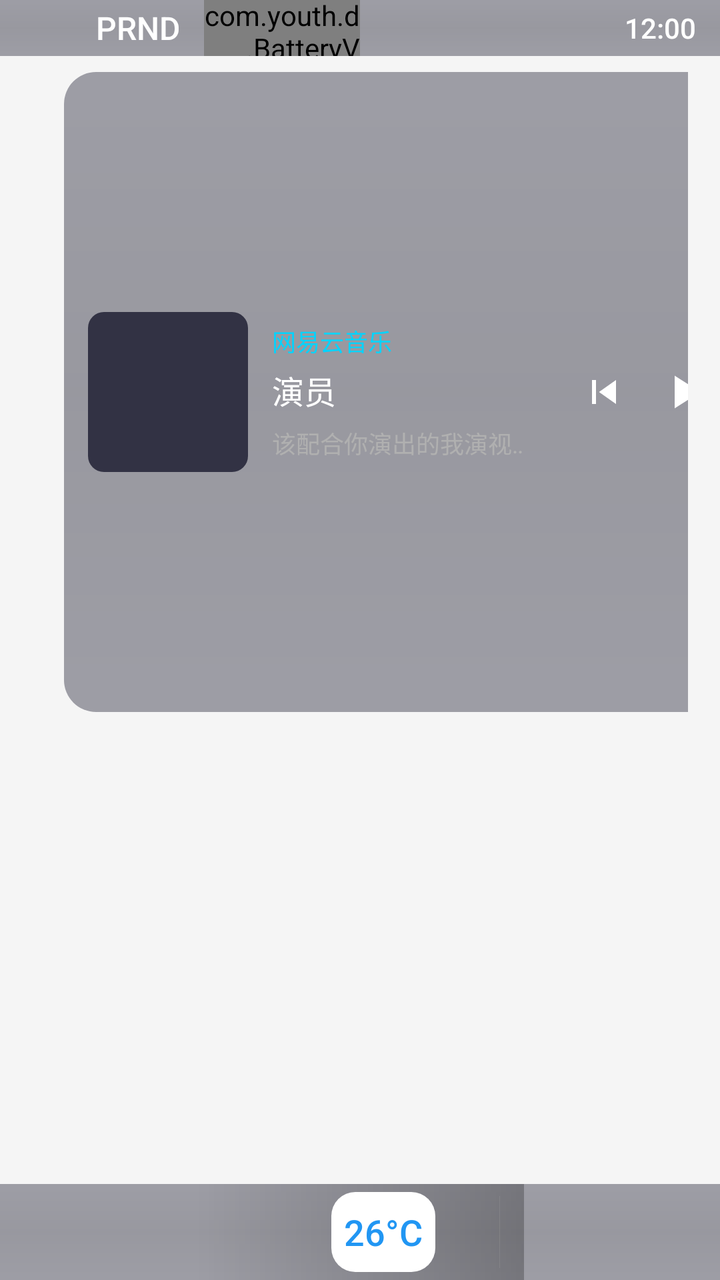
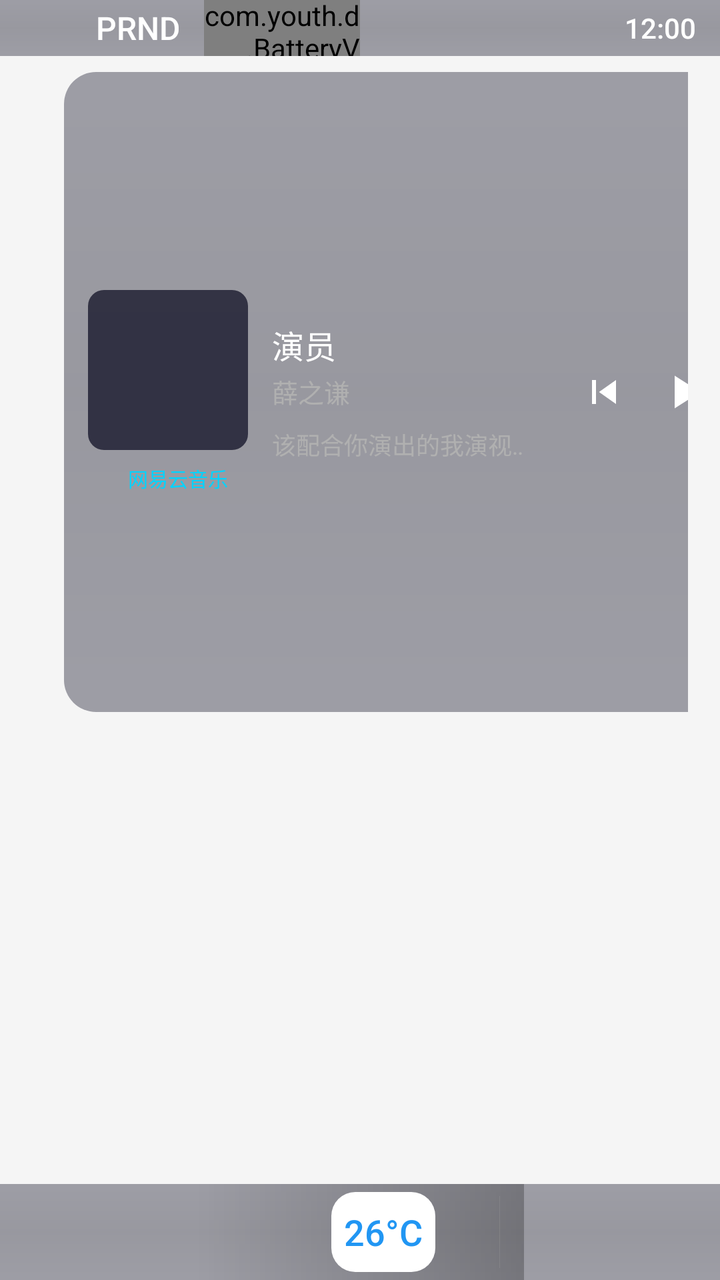

Screens rendered from an Android XML layout before and after an edit, with the pre-edit source and the edit as a unified diff.
<!-- AndroidManifest.xml: activity theme Theme.YouthDesktop -->
<!-- res/layout/activity_main.xml -->
<?xml version="1.0" encoding="utf-8"?>
<FrameLayout xmlns:android="http://schemas.android.com/apk/res/android"
    android:id="@+id/desktop_container"
    android:layout_width="match_parent"
    android:layout_height="match_parent"
    android:background="@color/desktop_wallpaper_default">

    <LinearLayout
        android:layout_width="match_parent"
        android:layout_height="match_parent"
        android:orientation="vertical">

        
        <LinearLayout
            android:id="@+id/status_bar"
            android:layout_width="match_parent"
            android:layout_height="28dp"
            android:background="@drawable/statusbar_background_dark"
            android:gravity="center_vertical"
            android:orientation="horizontal"
            android:paddingStart="12dp"
            android:paddingEnd="12dp">

        
        <LinearLayout
            android:layout_width="0dp"
            android:layout_height="match_parent"
            android:layout_weight="1"
            android:orientation="horizontal"
            android:gravity="center_vertical">

            
            <ImageView
                android:id="@+id/img_voice_assistant"
                android:layout_width="28dp"
                android:layout_height="28dp"
                android:scaleType="fitCenter" />

            <View
                android:layout_width="8dp"
                android:layout_height="0dp" />

            
            <LinearLayout
                android:id="@+id/gear_display"
                android:layout_width="wrap_content"
                android:layout_height="wrap_content"
                android:orientation="horizontal"
                android:gravity="center_vertical">

                <TextView
                    android:id="@+id/text_gear_p"
                    android:layout_width="wrap_content"
                    android:layout_height="wrap_content"
                    android:text="P"
                    android:textSize="16sp"
                    android:textColor="@color/dark_tech_text"
                    android:fontFamily="sans-serif-medium" />

                <TextView
                    android:id="@+id/text_gear_r"
                    android:layout_width="wrap_content"
                    android:layout_height="wrap_content"
                    android:text="R"
                    android:textSize="16sp"
                    android:textColor="@color/dark_tech_text"
                    android:fontFamily="sans-serif-medium" />

                <TextView
                    android:id="@+id/text_gear_n"
                    android:layout_width="wrap_content"
                    android:layout_height="wrap_content"
                    android:text="N"
                    android:textSize="16sp"
                    android:textColor="@color/dark_tech_text"
                    android:fontFamily="sans-serif-medium" />

                <TextView
                    android:id="@+id/text_gear_d"
                    android:layout_width="wrap_content"
                    android:layout_height="wrap_content"
                    android:text="D"
                    android:textSize="16sp"
                    android:textColor="@color/dark_tech_text"
                    android:fontFamily="sans-serif-medium" />
            </LinearLayout>

            <View
                android:layout_width="12dp"
                android:layout_height="0dp" />

            
            <com.youth.desktop.BatteryView
                android:id="@+id/battery_view"
                android:layout_width="120dp"
                android:layout_height="32dp" />
        </LinearLayout>

        
        <LinearLayout
            android:layout_width="0dp"
            android:layout_height="match_parent"
            android:layout_weight="1"
            android:orientation="horizontal"
            android:gravity="end|center_vertical">

            
            <ImageView
                android:id="@+id/img_wifi"
                android:layout_width="24dp"
                android:layout_height="24dp"
                android:scaleType="fitCenter" />

            <View
                android:layout_width="6dp"
                android:layout_height="0dp" />

            
            <ImageView
                android:id="@+id/img_bluetooth"
                android:layout_width="24dp"
                android:layout_height="24dp"
                android:scaleType="fitCenter" />

            <View
                android:layout_width="6dp"
                android:layout_height="0dp" />

            
            <ImageView
                android:id="@+id/img_4g_signal"
                android:layout_width="24dp"
                android:layout_height="24dp"
                android:scaleType="fitCenter" />

            <View
                android:layout_width="6dp"
                android:layout_height="0dp" />

            
            <ImageView
                android:id="@+id/img_driving_recorder"
                android:layout_width="24dp"
                android:layout_height="24dp"
                android:scaleType="fitCenter" />

            <View
                android:layout_width="12dp"
                android:layout_height="0dp" />

            
            <TextView
                android:id="@+id/text_time_only"
                android:layout_width="wrap_content"
                android:layout_height="wrap_content"
                android:text="12:00"
                android:textColor="@color/statusbar_text"
                android:textSize="14sp"
                android:fontFamily="sans-serif-medium" />
        </LinearLayout>

        </LinearLayout>

        
        <LinearLayout
            android:id="@+id/center_area"
            android:layout_width="match_parent"
            android:layout_height="320dp"
            android:orientation="horizontal"
            android:gravity="center_vertical"
            android:layout_marginTop="8dp"
            android:layout_marginBottom="8dp"
            android:paddingStart="16dp"
            android:paddingEnd="16dp">

            
            <LinearLayout
                android:id="@+id/nav_preview_container"
                android:layout_width="0dp"
                android:layout_height="match_parent"
                android:layout_weight="1"
                android:orientation="horizontal"
                android:gravity="center"
                android:background="@drawable/card_background_rounded"
                android:padding="12dp"
                android:layout_marginEnd="8dp">

                <LinearLayout
                    android:layout_width="match_parent"
                    android:layout_height="wrap_content"
                    android:orientation="vertical"
                    android:gravity="center">

                    <ImageView
                        android:id="@+id/img_nav_preview"
                        android:layout_width="80dp"
                        android:layout_height="80dp"
                        android:scaleType="fitCenter" />

                    <TextView
                        android:layout_width="wrap_content"
                        android:layout_height="wrap_content"
                        android:text="导航"
                        android:textSize="12sp"
                        android:textColor="@color/dark_tech_text"
                        android:layout_marginTop="8dp"
                        android:fontFamily="sans-serif-medium" />
                </LinearLayout>
            </LinearLayout>

            
            <LinearLayout
                android:id="@+id/music_player_card"
                android:layout_width="380dp"
                android:layout_height="match_parent"
                android:orientation="horizontal"
                android:background="@drawable/card_background_rounded"
                android:padding="12dp"
                android:layout_marginStart="8dp"
                android:gravity="center_vertical">

                <ImageView
                    android:id="@+id/img_album_cover_center"
                    android:layout_width="80dp"
                    android:layout_height="80dp"
                    android:scaleType="centerCrop"
                    android:background="@drawable/album_cover_background" />

                <LinearLayout
                    android:layout_width="0dp"
                    android:layout_height="wrap_content"
                    android:layout_weight="1"
                    android:orientation="vertical"
                    android:layout_marginStart="12dp">

                    <TextView
                        android:id="@+id/text_music_source"
                        android:layout_width="wrap_content"
                        android:layout_height="wrap_content"
                        android:text="网易云音乐"
                        android:textSize="12sp"
                        android:textColor="@color/dark_tech_accent"
                        android:maxLines="1"
                        android:ellipsize="end"
                        android:fontFamily="sans-serif-medium" />

                    <TextView
                        android:id="@+id/text_song_title_center"
                        android:layout_width="wrap_content"
                        android:layout_height="wrap_content"
                        android:text="演员"
                        android:textSize="16sp"
                        android:textColor="@color/dark_tech_text"
                        android:fontFamily="sans-serif-medium"
                        android:maxLines="1"
                        android:ellipsize="end"
                        android:layout_marginTop="4dp" />

                    <TextView
                        android:id="@+id/text_song_lyrics"
                        android:layout_width="wrap_content"
                        android:layout_height="wrap_content"
                        android:text="该配合你演出的我演视而不见"
                        android:textSize="12sp"
                        android:textColor="@color/dark_tech_text_secondary"
                        android:layout_marginTop="6dp"
                        android:maxLines="1"
                        android:ellipsize="marquee"
                        android:marqueeRepeatLimit="marquee_forever"
                        android:singleLine="true" />
                </LinearLayout>

                <LinearLayout
                    android:layout_width="wrap_content"
                    android:layout_height="wrap_content"
                    android:orientation="horizontal"
                    android:gravity="center_vertical"
                    android:layout_marginStart="12dp">

                    <ImageView
                        android:id="@+id/btn_previous_center"
                        android:layout_width="36dp"
                        android:layout_height="36dp"
                        android:src="@drawable/ic_previous"
                        android:scaleType="fitCenter"
                        android:padding="6dp"
                        android:background="?attr/selectableItemBackgroundBorderless" />

                    <ImageView
                        android:id="@+id/btn_play_pause_center"
                        android:layout_width="44dp"
                        android:layout_height="44dp"
                        android:src="@drawable/ic_play"
                        android:scaleType="fitCenter"
                        android:padding="8dp"
                        android:background="?attr/selectableItemBackgroundBorderless" />

                    <ImageView
                        android:id="@+id/btn_next_center"
                        android:layout_width="36dp"
                        android:layout_height="36dp"
                        android:src="@drawable/ic_next"
                        android:scaleType="fitCenter"
                        android:padding="6dp"
                        android:background="?attr/selectableItemBackgroundBorderless" />
                </LinearLayout>
            </LinearLayout>

        </LinearLayout>

    </LinearLayout>

    
    <HorizontalScrollView
        android:id="@+id/card_scroll_view"
        android:layout_width="match_parent"
        android:layout_height="wrap_content"
        android:scrollbars="none"
        android:overScrollMode="never"
        android:layout_gravity="bottom"
        android:layout_marginBottom="56dp"
        android:paddingStart="12dp"
        android:paddingEnd="12dp">

        <LinearLayout
            android:id="@+id/card_container"
            android:layout_width="wrap_content"
            android:layout_height="wrap_content"
            android:orientation="horizontal"
            android:gravity="center_vertical" />

    </HorizontalScrollView>

    <LinearLayout
        android:id="@+id/taskbar"
        android:layout_width="match_parent"
        android:layout_height="48dp"
        android:layout_gravity="bottom"
        android:background="@drawable/taskbar_background_dark"
        android:gravity="center"
        android:orientation="horizontal"
        android:paddingStart="16dp"
        android:paddingEnd="16dp"
        android:elevation="8dp">

        
        <LinearLayout
            android:layout_width="0dp"
            android:layout_height="match_parent"
            android:layout_weight="1"
            android:orientation="horizontal"
            android:gravity="center">

            <LinearLayout
                android:id="@+id/btn_back"
                android:layout_width="56dp"
                android:layout_height="56dp"
                android:orientation="vertical"
                android:gravity="center"
                android:background="@drawable/icon_background_selector">

                <ImageView
                    android:id="@+id/img_back"
                    android:layout_width="42dp"
                    android:layout_height="42dp"
                    android:scaleType="fitCenter" />
            </LinearLayout>

            <View
                android:layout_width="16dp"
                android:layout_height="0dp" />

            <LinearLayout
                android:id="@+id/btn_home"
                android:layout_width="56dp"
                android:layout_height="56dp"
                android:orientation="vertical"
                android:gravity="center"
                android:background="@drawable/icon_background_selector">

                <ImageView
                    android:id="@+id/img_home"
                    android:layout_width="42dp"
                    android:layout_height="42dp"
                    android:scaleType="fitCenter" />
            </LinearLayout>

            <View
                android:layout_width="16dp"
                android:layout_height="0dp" />

            <LinearLayout
                android:id="@+id/btn_recent"
                android:layout_width="56dp"
                android:layout_height="56dp"
                android:orientation="vertical"
                android:gravity="center"
                android:background="@drawable/icon_background_selector">

                <ImageView
                    android:id="@+id/img_recent"
                    android:layout_width="42dp"
                    android:layout_height="42dp"
                    android:scaleType="fitCenter" />
            </LinearLayout>
        </LinearLayout>

        
        <LinearLayout
            android:layout_width="0dp"
            android:layout_height="match_parent"
            android:layout_weight="2"
            android:orientation="horizontal"
            android:gravity="center"
            android:background="@drawable/frosted_glass_background"
            android:paddingStart="12dp"
            android:paddingEnd="12dp">

            
            <LinearLayout
                android:layout_width="wrap_content"
                android:layout_height="wrap_content"
                android:orientation="horizontal"
                android:gravity="center">

                
                <LinearLayout
                    android:id="@+id/btn_ac_power"
                    android:layout_width="48dp"
                    android:layout_height="48dp"
                    android:orientation="vertical"
                    android:gravity="center"
                    android:background="@drawable/icon_background_selector">

                    <ImageView
                        android:id="@+id/img_ac_power"
                        android:layout_width="36dp"
                        android:layout_height="36dp"
                        android:scaleType="fitCenter" />
                </LinearLayout>

                <View
                    android:layout_width="8dp"
                    android:layout_height="0dp" />

                
                <LinearLayout
                    android:id="@+id/btn_ac_minus"
                    android:layout_width="40dp"
                    android:layout_height="40dp"
                    android:orientation="vertical"
                    android:gravity="center"
                    android:background="@drawable/icon_background_selector">

                    <ImageView
                        android:id="@+id/img_ac_minus"
                        android:layout_width="28dp"
                        android:layout_height="28dp"
                        android:scaleType="fitCenter" />
                </LinearLayout>

                
                <LinearLayout
                    android:id="@+id/ac_temp_display"
                    android:layout_width="52dp"
                    android:layout_height="40dp"
                    android:orientation="vertical"
                    android:gravity="center"
                    android:layout_marginStart="4dp"
                    android:layout_marginEnd="4dp"
                    android:background="@drawable/icon_background">

                    <TextView
                        android:id="@+id/ac_temp_text"
                        android:layout_width="wrap_content"
                        android:layout_height="wrap_content"
                        android:text="26°C"
                        android:textSize="18sp"
                        android:textColor="@color/primary"
                        android:fontFamily="sans-serif-medium" />
                </LinearLayout>

                
                <LinearLayout
                    android:id="@+id/btn_ac_plus"
                    android:layout_width="40dp"
                    android:layout_height="40dp"
                    android:orientation="vertical"
                    android:gravity="center"
                    android:background="@drawable/icon_background_selector">

                    <ImageView
                        android:id="@+id/img_ac_plus"
                        android:layout_width="28dp"
                        android:layout_height="28dp"
                        android:scaleType="fitCenter" />
                </LinearLayout>
            </LinearLayout>

            <View
                android:layout_width="16dp"
                android:layout_height="0dp" />

            
            <View
                android:layout_width="1dp"
                android:layout_height="36dp"
                android:background="@color/text_hint"
                android:alpha="0.3" />

            <View
                android:layout_width="16dp"
                android:layout_height="0dp" />

            
            <LinearLayout
                android:layout_width="wrap_content"
                android:layout_height="wrap_content"
                android:orientation="horizontal"
                android:gravity="center">

                
                <LinearLayout
                    android:id="@+id/btn_defrost_front"
                    android:layout_width="48dp"
                    android:layout_height="48dp"
                    android:orientation="vertical"
                    android:gravity="center"
                    android:background="@drawable/icon_background_selector">

                    <ImageView
                        android:id="@+id/img_defrost_front"
                        android:layout_width="34dp"
                        android:layout_height="34dp"
                        android:scaleType="fitCenter" />
                </LinearLayout>

                <View
                    android:layout_width="8dp"
                    android:layout_height="0dp" />

                
                <LinearLayout
                    android:id="@+id/btn_defrost_rear"
                    android:layout_width="48dp"
                    android:layout_height="48dp"
                    android:orientation="vertical"
                    android:gravity="center"
                    android:background="@drawable/icon_background_selector">

                    <ImageView
                        android:id="@+id/img_defrost_rear"
                        android:layout_width="34dp"
                        android:layout_height="34dp"
                        android:scaleType="fitCenter" />
                </LinearLayout>

                <View
                    android:layout_width="8dp"
                    android:layout_height="0dp" />

                
                <LinearLayout
                    android:id="@+id/btn_air_direction"
                    android:layout_width="48dp"
                    android:layout_height="48dp"
                    android:orientation="vertical"
                    android:gravity="center"
                    android:background="@drawable/icon_background_selector">

                    <ImageView
                        android:id="@+id/img_air_direction"
                        android:layout_width="34dp"
                        android:layout_height="34dp"
                        android:scaleType="fitCenter" />
                </LinearLayout>
            </LinearLayout>
        </LinearLayout>

        
        <LinearLayout
            android:layout_width="0dp"
            android:layout_height="match_parent"
            android:layout_weight="1"
            android:orientation="horizontal"
            android:gravity="center">

            <LinearLayout
                android:id="@+id/btn_desktop_settings"
                android:layout_width="56dp"
                android:layout_height="56dp"
                android:orientation="vertical"
                android:gravity="center"
                android:background="@drawable/icon_background_selector">

                <ImageView
                    android:id="@+id/img_settings"
                    android:layout_width="42dp"
                    android:layout_height="42dp"
                    android:scaleType="fitCenter" />
            </LinearLayout>
        </LinearLayout>

    </LinearLayout>

</FrameLayout>
<!-- resources referenced by this layout -->
<resources>
  <color name="dark_tech_accent">#00D4FF</color>
  <color name="dark_tech_text">#FFFFFF</color>
  <color name="dark_tech_text_secondary">#B0B0B0</color>
  <color name="desktop_wallpaper_default">#00000000</color>
  <color name="primary">#2196F3</color>
  <color name="statusbar_text">#FFFFFF</color>
  <color name="text_hint">#9E9E9E</color>
  <!-- drawable album_cover_background (drawable) -->
  <?xml version="1.0" encoding="utf-8"?>
  <shape xmlns:android="http://schemas.android.com/apk/res/android"
      android:shape="rectangle">
      <solid android:color="@color/dark_tech_bg" />
      <corners android:radius="8dp" />
  </shape>
  <!-- drawable card_background_rounded (drawable) -->
  <?xml version="1.0" encoding="utf-8"?>
  <shape xmlns:android="http://schemas.android.com/apk/res/android"
      android:shape="rectangle">
      <gradient
          android:type="linear"
          android:angle="90"
          android:startColor="#661A1A2E"
          android:centerColor="#660D0D1F"
          android:endColor="#661A1A2E" />
      <corners
          android:topLeftRadius="16dp"
          android:topRightRadius="16dp"
          android:bottomLeftRadius="16dp"
          android:bottomRightRadius="16dp" />
  </shape>
  <!-- drawable frosted_glass_background (drawable) -->
  <?xml version="1.0" encoding="utf-8"?>
  <shape xmlns:android="http://schemas.android.com/apk/res/android"
      android:shape="rectangle">
      <gradient
          android:type="linear"
          android:angle="180"
          android:startColor="#40000000"
          android:endColor="#00000000" />
  </shape>
  <!-- drawable ic_next (drawable) -->
  <?xml version="1.0" encoding="utf-8"?>
  <vector xmlns:android="http://schemas.android.com/apk/res/android"
      android:width="24dp"
      android:height="24dp"
      android:viewportWidth="24"
      android:viewportHeight="24">
      <path
          android:fillColor="#FFFFFF"
          android:pathData="M6,18l8.5,-6L6,6v12zM16,6v12h2V6h-2z"/>
  </vector>
  <!-- drawable ic_play (drawable) -->
  <?xml version="1.0" encoding="utf-8"?>
  <vector xmlns:android="http://schemas.android.com/apk/res/android"
      android:width="24dp"
      android:height="24dp"
      android:viewportWidth="24"
      android:viewportHeight="24">
      <path
          android:fillColor="#FFFFFF"
          android:pathData="M8,5v14l11,-7z"/>
  </vector>
  <!-- drawable ic_previous (drawable) -->
  <?xml version="1.0" encoding="utf-8"?>
  <vector xmlns:android="http://schemas.android.com/apk/res/android"
      android:width="24dp"
      android:height="24dp"
      android:viewportWidth="24"
      android:viewportHeight="24">
      <path
          android:fillColor="#FFFFFF"
          android:pathData="M6,6h2v12H6zm3.5,6l8.5,6V6z"/>
  </vector>
  <!-- drawable icon_background (drawable) -->
  <?xml version="1.0" encoding="utf-8"?>
  <shape xmlns:android="http://schemas.android.com/apk/res/android"
      android:shape="rectangle">
      <solid android:color="@color/icon_background" />
      <corners android:radius="12dp" />
  </shape>
  <!-- drawable statusbar_background_dark (drawable) -->
  <?xml version="1.0" encoding="utf-8"?>
  <shape xmlns:android="http://schemas.android.com/apk/res/android"
      android:shape="rectangle">
      <gradient
          android:type="linear"
          android:angle="90"
          android:startColor="#661A1A2E"
          android:centerColor="#660D0D1F"
          android:endColor="#661A1A2E" />
  </shape>
  <!-- drawable taskbar_background_dark (drawable) -->
  <?xml version="1.0" encoding="utf-8"?>
  <shape xmlns:android="http://schemas.android.com/apk/res/android"
      android:shape="rectangle">
      <gradient
          android:type="linear"
          android:angle="90"
          android:startColor="#661A1A2E"
          android:centerColor="#660D0D1F"
          android:endColor="#661A1A2E" />
  </shape>
  <color name="dark_tech_bg">#CC1A1A2E</color>
  <color name="icon_background">#FFFFFF</color>
  <color name="primary_dark">#1976D2</color>
  <color name="accent">#FF4081</color>
  <color name="background">#F5F5F5</color>
  <!-- unchanged entries left out for length: 2 -->
</resources>

<!-- the commit's change to res/layout/activity_main.xml (unified diff, before → after) -->
@@ -219,30 +219,52 @@
                 android:layout_marginStart="8dp"
                 android:gravity="center_vertical">
 
-                <ImageView
-                    android:id="@+id/img_album_cover_center"
-                    android:layout_width="80dp"
-                    android:layout_height="80dp"
-                    android:scaleType="centerCrop"
-                    android:background="@drawable/album_cover_background" />
-
-                <LinearLayout
-                    android:layout_width="0dp"
-                    android:layout_height="wrap_content"
-                    android:layout_weight="1"
-                    android:orientation="vertical"
-                    android:layout_marginStart="12dp">
-
-                    <TextView
-                        android:id="@+id/text_music_source"
+                <LinearLayout
+                    android:layout_width="wrap_content"
+                    android:layout_height="wrap_content"
+                    android:orientation="vertical"
+                    android:gravity="center_vertical">
+
+                    <ImageView
+                        android:id="@+id/img_album_cover_center"
+                        android:layout_width="80dp"
+                        android:layout_height="80dp"
+                        android:scaleType="centerCrop"
+                        android:background="@drawable/album_cover_background" />
+
+                    <LinearLayout
                         android:layout_width="wrap_content"
                         android:layout_height="wrap_content"
-                        android:text="网易云音乐"
-                        android:textSize="12sp"
-                        android:textColor="@color/dark_tech_accent"
-                        android:maxLines="1"
-                        android:ellipsize="end"
-                        android:fontFamily="sans-serif-medium" />
+                        android:orientation="horizontal"
+                        android:gravity="center"
+                        android:layout_marginTop="6dp">
+
+                        <ImageView
+                            android:id="@+id/img_music_source_icon"
+                            android:layout_width="16dp"
+                            android:layout_height="16dp"
+                            android:scaleType="fitCenter" />
+
+                        <TextView
+                            android:id="@+id/text_music_source"
+                            android:layout_width="wrap_content"
+                            android:layout_height="wrap_content"
+                            android:text="网易云音乐"
+                            android:textSize="10sp"
+                            android:textColor="@color/dark_tech_accent"
+                            android:maxLines="1"
+                            android:ellipsize="end"
+                            android:fontFamily="sans-serif-medium"
+                            android:layout_marginStart="4dp" />
+                    </LinearLayout>
+                </LinearLayout>
+
+                <LinearLayout
+                    android:layout_width="0dp"
+                    android:layout_height="wrap_content"
+                    android:layout_weight="1"
+                    android:orientation="vertical"
+                    android:layout_marginStart="12dp">
 
                     <TextView
                         android:id="@+id/text_song_title_center"
@@ -253,8 +275,18 @@
                         android:textColor="@color/dark_tech_text"
                         android:fontFamily="sans-serif-medium"
                         android:maxLines="1"
+                        android:ellipsize="end" />
+
+                    <TextView
+                        android:id="@+id/text_song_artist_center"
+                        android:layout_width="wrap_content"
+                        android:layout_height="wrap_content"
+                        android:text="薛之谦"
+                        android:textSize="13sp"
+                        android:textColor="@color/dark_tech_text_secondary"
+                        android:maxLines="1"
                         android:ellipsize="end"
-                        android:layout_marginTop="4dp" />
+                        android:layout_marginTop="2dp" />
 
                     <TextView
                         android:id="@+id/text_song_lyrics"
@@ -263,11 +295,13 @@
                         android:text="该配合你演出的我演视而不见"
                         android:textSize="12sp"
                         android:textColor="@color/dark_tech_text_secondary"
-                        android:layout_marginTop="6dp"
+                        android:layout_marginTop="8dp"
                         android:maxLines="1"
                         android:ellipsize="marquee"
                         android:marqueeRepeatLimit="marquee_forever"
-                        android:singleLine="true" />
+                        android:singleLine="true"
+                        android:focusable="true"
+                        android:focusableInTouchMode="true" />
                 </LinearLayout>
 
                 <LinearLayout
